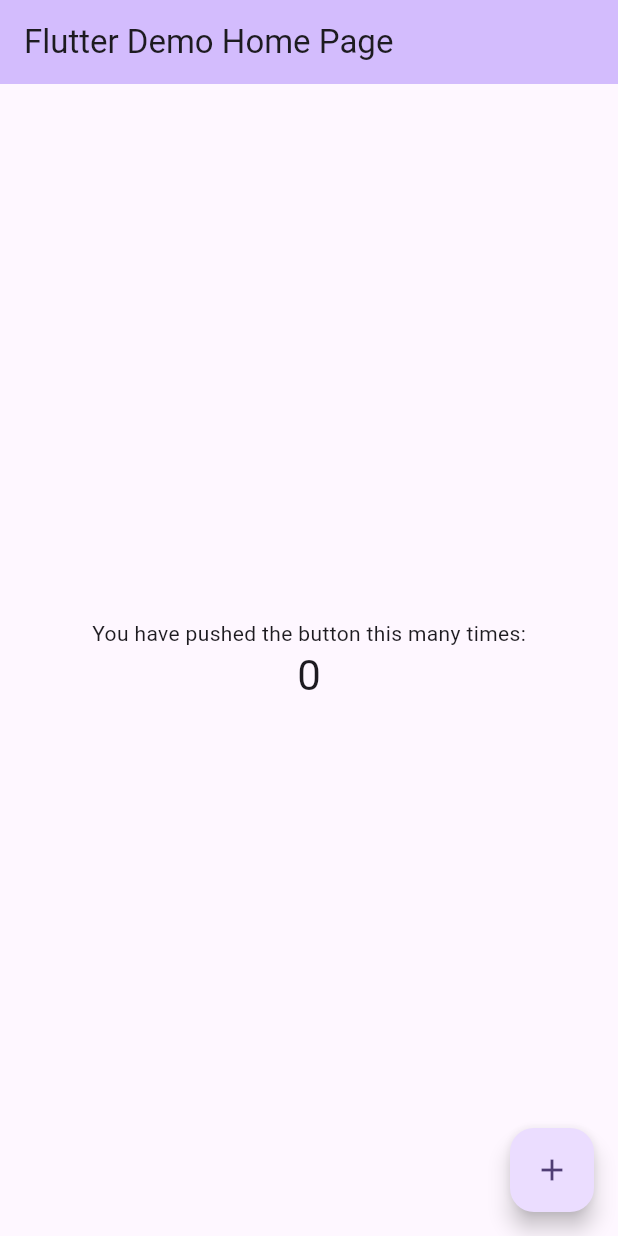
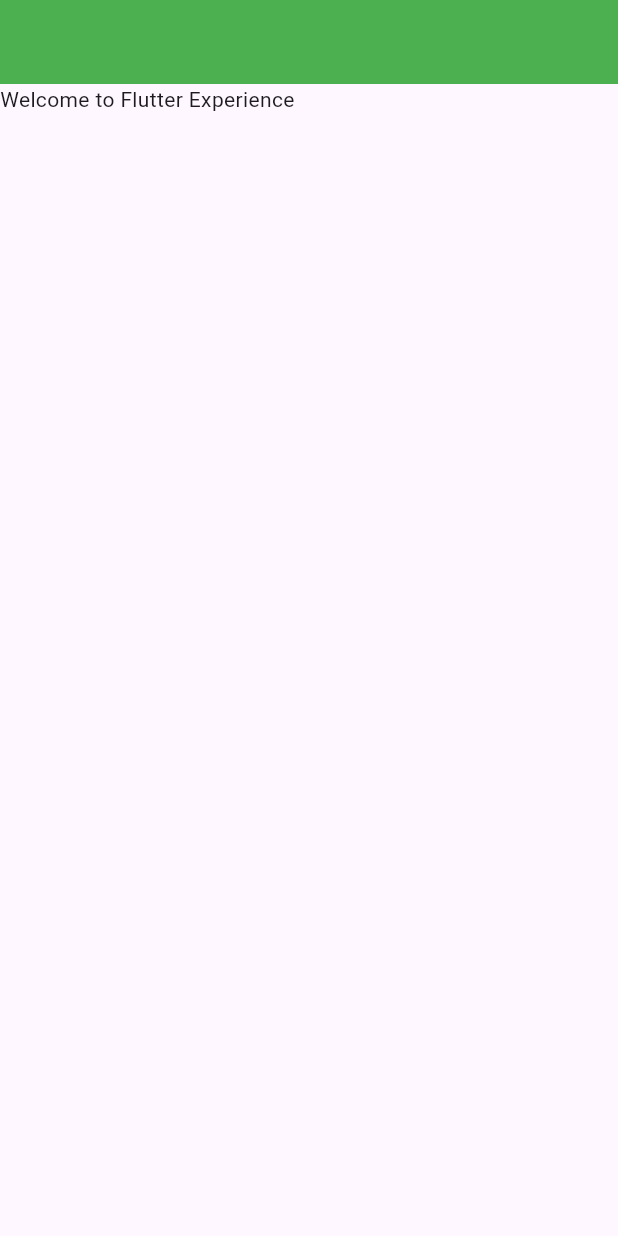
Before and after one commit to DigiChanges/flutter-experience, a Flutter app: the screen it shows after launch, on a phone screen of 412 x 824 dp. Run offline on Flutter 3.47's test engine with Material 3 defaults, Android fonts, the phone set to English and light mode, and no system bars; our stand-ins replace flutter_bloc, go_router.

Commit message:
feat/ag/Integrate_flutter_bloc and go_router (#1)

```diff
--- /dev/null
+++ b/lib/core/router/app_routes.dart
@@ -0,0 +1,19 @@
+import 'package:flutter_bloc/flutter_bloc.dart';
+import 'package:flutter_experience/features/welcome/presentation/page/welcome_page.dart';
+import 'package:go_router/go_router.dart';
+
+final _publicRouter = GoRouter(routes: [
+  GoRoute(path: "/", builder: (context, state) => const WelcomePage()),
+]);
+
+class RouterSimpleCubit extends Cubit<GoRouter> {
+  RouterSimpleCubit():super(_publicRouter);
+
+  void goBack() {
+    state.pop();
+  }
+
+  void goHome() {
+    state.push('/');
+  }
+}
--- /dev/null
+++ b/lib/features/welcome/presentation/page/welcome_page.dart
@@ -0,0 +1,15 @@
+import 'package:flutter/material.dart';
+
+class WelcomePage extends StatelessWidget {
+  const WelcomePage({super.key});
+
+  @override
+  Widget build(BuildContext context) {
+
+    return Scaffold(
+        appBar: AppBar(
+          backgroundColor: Colors.green,
+        ),
+        body: const Text('Welcome to Flutter Experience'));
+  }
+}
--- a/lib/main.dart
+++ b/lib/main.dart
@@ -1,125 +1,6 @@
 import 'package:flutter/material.dart';
+import 'package:flutter_experience/shared/presentation/bloc/blocs_provider.dart';
 
 void main() {
-  runApp(const MyApp());
+  runApp(const BlocsProviders());
 }
-
-class MyApp extends StatelessWidget {
-  const MyApp({super.key});
-
-  // This widget is the root of your application.
-  @override
-  Widget build(BuildContext context) {
-    return MaterialApp(
-      title: 'Flutter Demo',
-      theme: ThemeData(
-        // This is the theme of your application.
-        //
-        // TRY THIS: Try running your application with "flutter run". You'll see
-        // the application has a purple toolbar. Then, without quitting the app,
-        // try changing the seedColor in the colorScheme below to Colors.green
-        // and then invoke "hot reload" (save your changes or press the "hot
-        // reload" button in a Flutter-supported IDE, or press "r" if you used
-        // the command line to start the app).
-        //
-        // Notice that the counter didn't reset back to zero; the application
-        // state is not lost during the reload. To reset the state, use hot
-        // restart instead.
-        //
-        // This works for code too, not just values: Most code changes can be
-        // tested with just a hot reload.
-        colorScheme: ColorScheme.fromSeed(seedColor: Colors.deepPurple),
-        useMaterial3: true,
-      ),
-      home: const MyHomePage(title: 'Flutter Demo Home Page'),
-    );
-  }
-}
-
-class MyHomePage extends StatefulWidget {
-  const MyHomePage({super.key, required this.title});
-
-  // This widget is the home page of your application. It is stateful, meaning
-  // that it has a State object (defined below) that contains fields that affect
-  // how it looks.
-
-  // This class is the configuration for the state. It holds the values (in this
-  // case the title) provided by the parent (in this case the App widget) and
-  // used by the build method of the State. Fields in a Widget subclass are
-  // always marked "final".
-
-  final String title;
-
-  @override
-  State<MyHomePage> createState() => _MyHomePageState();
-}
-
-class _MyHomePageState extends State<MyHomePage> {
-  int _counter = 0;
-
-  void _incrementCounter() {
-    setState(() {
-      // This call to setState tells the Flutter framework that something has
-      // changed in this State, which causes it to rerun the build method below
-      // so that the display can reflect the updated values. If we changed
-      // _counter without calling setState(), then the build method would not be
-      // called again, and so nothing would appear to happen.
-      _counter++;
-    });
-  }
-
-  @override
-  Widget build(BuildContext context) {
-    // This method is rerun every time setState is called, for instance as done
-    // by the _incrementCounter method above.
-    //
-    // The Flutter framework has been optimized to make rerunning build methods
-    // fast, so that you can just rebuild anything that needs updating rather
-    // than having to individually change instances of widgets.
-    return Scaffold(
-      appBar: AppBar(
-        // TRY THIS: Try changing the color here to a specific color (to
-        // Colors.amber, perhaps?) and trigger a hot reload to see the AppBar
-        // change color while the other colors stay the same.
-        backgroundColor: Theme.of(context).colorScheme.inversePrimary,
-        // Here we take the value from the MyHomePage object that was created by
-        // the App.build method, and use it to set our appbar title.
-        title: Text(widget.title),
-      ),
-      body: Center(
-        // Center is a layout widget. It takes a single child and positions it
-        // in the middle of the parent.
-        child: Column(
-          // Column is also a layout widget. It takes a list of children and
-          // arranges them vertically. By default, it sizes itself to fit its
-          // children horizontally, and tries to be as tall as its parent.
-          //
-          // Column has various properties to control how it sizes itself and
-          // how it positions its children. Here we use mainAxisAlignment to
-          // center the children vertically; the main axis here is the vertical
-          // axis because Columns are vertical (the cross axis would be
-          // horizontal).
-          //
-          // TRY THIS: Invoke "debug painting" (choose the "Toggle Debug Paint"
-          // action in the IDE, or press "p" in the console), to see the
-          // wireframe for each widget.
-          mainAxisAlignment: MainAxisAlignment.center,
-          children: <Widget>[
-            const Text(
-              'You have pushed the button this many times:',
-            ),
-            Text(
-              '$_counter',
-              style: Theme.of(context).textTheme.headlineMedium,
-            ),
-          ],
-        ),
-      ),
-      floatingActionButton: FloatingActionButton(
-        onPressed: _incrementCounter,
-        tooltip: 'Increment',
-        child: const Icon(Icons.add),
-      ), // This trailing comma makes auto-formatting nicer for build methods.
-    );
-  }
-}
--- /dev/null
+++ b/lib/my_app.dart
@@ -0,0 +1,18 @@
+import 'package:flutter/material.dart';
+import 'package:flutter_bloc/flutter_bloc.dart';
+
+import 'core/router/app_routes.dart';
+
+class MyApp extends StatelessWidget {
+  const MyApp({super.key});
+  @override
+  Widget build(BuildContext context) {
+
+    final appRouter = context.watch<RouterSimpleCubit>().state;
+    return MaterialApp.router(
+      debugShowCheckedModeBanner: false,
+      title: 'Flutter Experience',
+      routerConfig: appRouter,
+    );
+  }
+}
--- /dev/null
+++ b/lib/shared/presentation/bloc/blocs_provider.dart
@@ -0,0 +1,21 @@
+import 'package:flutter/cupertino.dart';
+import 'package:flutter_bloc/flutter_bloc.dart';
+import 'package:flutter_experience/main.dart';
+
+import '../../../core/router/app_routes.dart';
+import '../../../my_app.dart';
+
+class BlocsProviders extends StatelessWidget {
+  const BlocsProviders({super.key});
+
+  @override
+  Widget build(BuildContext context) {
+    return MultiBlocProvider(
+        providers:  [
+          BlocProvider(create: (context) => RouterSimpleCubit()),
+        ],
+        child: const MyApp()
+    );
+  }
+
+}
--- a/pubspec.yaml
+++ b/pubspec.yaml
@@ -35,6 +35,8 @@
   # The following adds the Cupertino Icons font to your application.
   # Use with the CupertinoIcons class for iOS style icons.
   cupertino_icons: ^1.0.2
+  flutter_bloc: ^8.1.4
+  go_router: ^13.2.0
 
 dev_dependencies:
   flutter_test:
@@ -45,7 +47,7 @@
   # activated in the `analysis_options.yaml` file located at the root of your
   # package. See that file for information about deactivating specific lint
   # rules and activating additional ones.
-  flutter_lints: ^2.0.0
+  flutter_lints: ^3.0.1
 
 # For information on the generic Dart part of this file, see the
 # following page: https://dart.dev/tools/pub/pubspec
```
Also changed, not shown: pubspec.lock, 1 other file.
